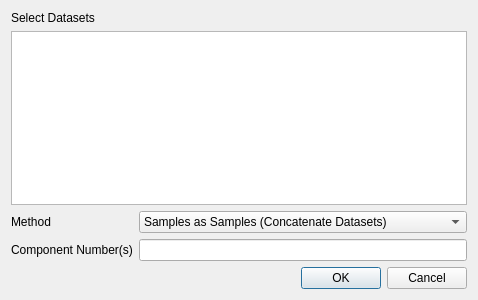
First picture: the form in metadatasetdialog.ui, repository VespucciProject/Vespucci, before the edit.
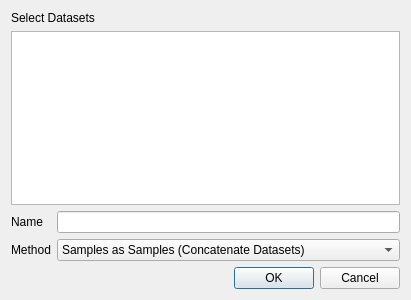
Second picture: the form after the edit.

The edit to the form file:
```diff
--- a/metadatasetdialog.ui
+++ b/metadatasetdialog.ui
@@ -23,14 +23,17 @@
    </item>
    <item row="2" column="0">
     <layout class="QFormLayout" name="formLayout">
-     <item row="0" column="0">
+     <property name="fieldGrowthPolicy">
+      <enum>QFormLayout::AllNonFixedFieldsGrow</enum>
+     </property>
+     <item row="2" column="0">
       <widget class="QLabel" name="label_2">
        <property name="text">
         <string>Method</string>
        </property>
       </widget>
      </item>
-     <item row="0" column="1">
+     <item row="2" column="1">
       <widget class="QComboBox" name="methodComboBox">
        <item>
         <property name="text">
@@ -57,7 +60,7 @@
      <item row="1" column="0">
       <widget class="QLabel" name="label_3">
        <property name="text">
-        <string>Component Number(s)</string>
+        <string>Name</string>
        </property>
       </widget>
      </item>
```
Left out of the diff: 16 changed lines with no effect on the pictures.
